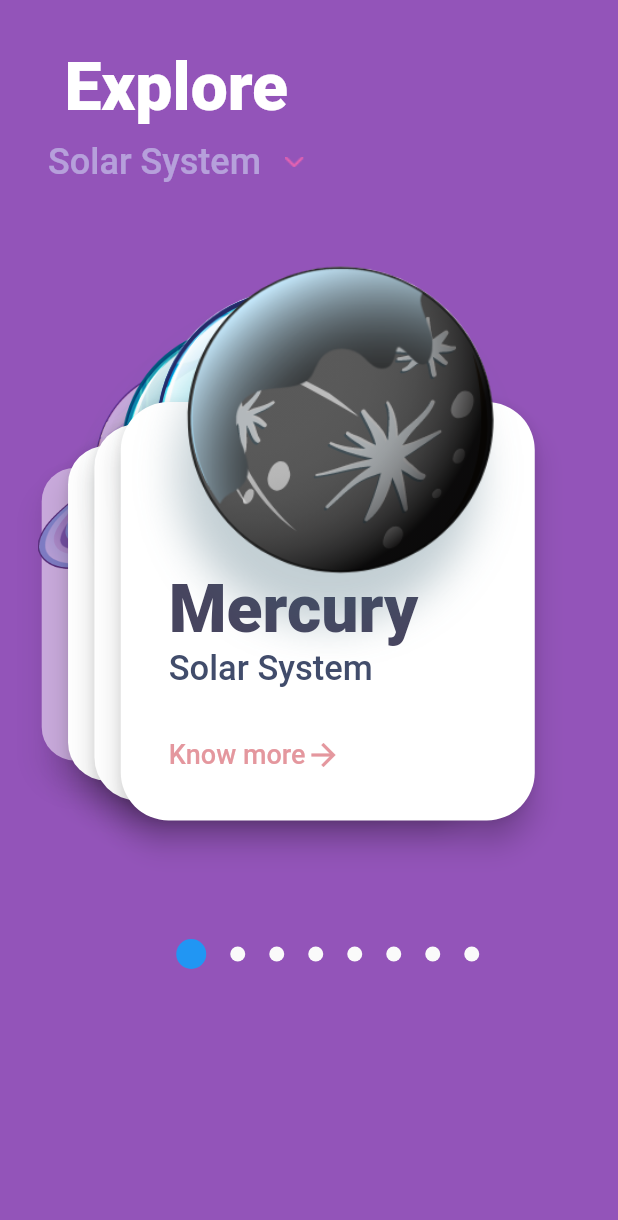
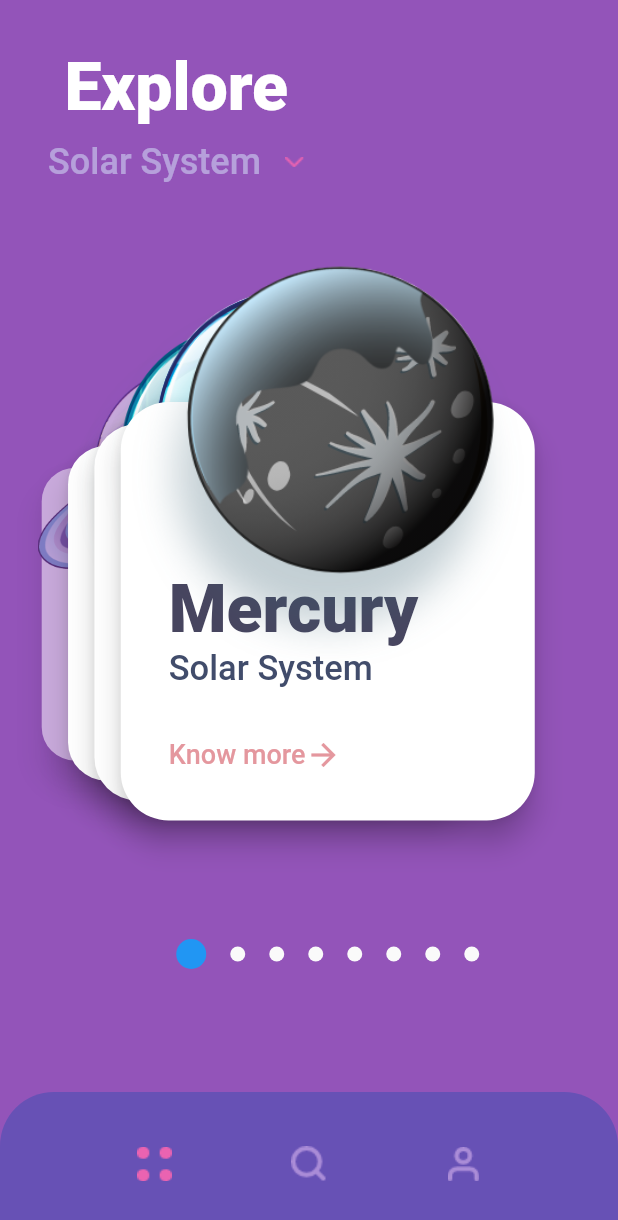
Before and after one commit to brenoos/planets_app, a Flutter app: the screen it shows after launch, on a phone screen of 412 x 824 dp. Shown: the top 1220 px of the screen. Run offline on Flutter 3.47's test engine with Material 2 defaults, Android fonts, the phone set to English and light mode, and no system bars; our stand-ins replace flutter_swiper_null_safety; Roboto replaces fonts that are missing (Avenir).

Commit message:
feat: bottom Navigation bar

```diff
--- a/lib/home_page.dart
+++ b/lib/home_page.dart
@@ -143,6 +143,32 @@ class _HomePageState extends State<HomePage> {
           ),
         ),
       ),
+      bottomNavigationBar: Container(
+        decoration: BoxDecoration(
+          borderRadius: const BorderRadius.vertical(
+            top: Radius.circular(36),
+          ),
+          color: navigationColor,
+        ),
+        padding: const EdgeInsets.all(24),
+        child: Row(
+          mainAxisAlignment: MainAxisAlignment.spaceEvenly,
+          children: [
+            IconButton(
+              onPressed: () {},
+              icon: Image.asset('assets/menu_icon.png'),
+            ),
+            IconButton(
+              onPressed: () {},
+              icon: Image.asset('assets/search_icon.png'),
+            ),
+            IconButton(
+              onPressed: () {},
+              icon: Image.asset('assets/profile_icon.png'),
+            )
+          ],
+        ),
+      ),
     );
   }
 }
```
